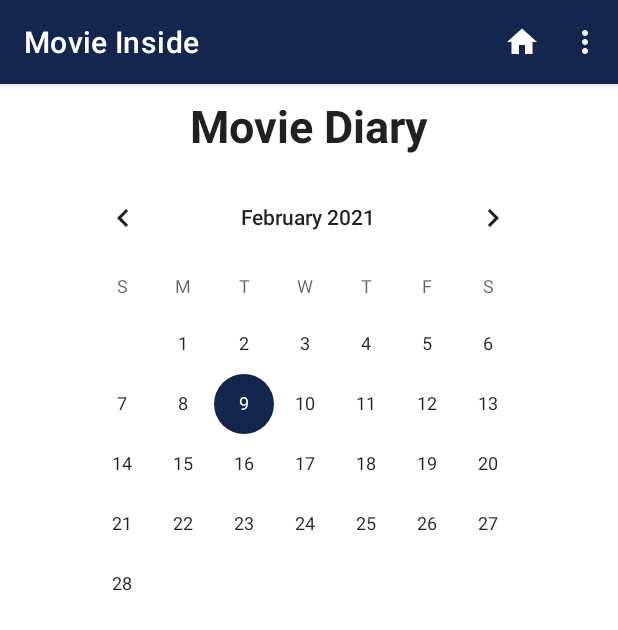
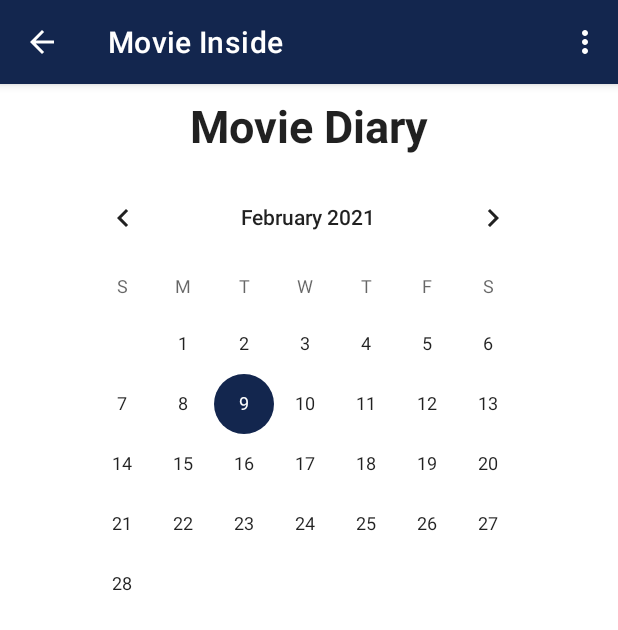
Before and after one commit to su0su/MovieInside, an Android app: the CalenderActivity screen opened directly, with no data from a screen before it, on a phone screen of 412 x 824 dp. Shown: the top 630 px of the screen. Run offline under Robolectric (Android 15) with nearby library versions, the phone set to English and light mode, and no system bars; pictures from the network do not load.

Commit message:
뒤로가기 버튼, 주석

```diff
--- a/app/src/main/AndroidManifest.xml
+++ b/app/src/main/AndroidManifest.xml
@@ -10,7 +10,8 @@
         android:roundIcon="@mipmap/ic_launcher_round"
         android:supportsRtl="true"
         android:theme="@style/Theme.MyApplication">
-        <activity android:name=".CalenderActivity"/>
+        <activity android:name=".CalenderActivity"
+            android:parentActivityName=".MainActivity"/>
         <activity android:name=".MainActivity">
             <intent-filter>
                 <action android:name="android.intent.action.MAIN" />
--- a/app/src/main/java/com/example/myapplication/CalenderActivity.kt
+++ b/app/src/main/java/com/example/myapplication/CalenderActivity.kt
@@ -34,7 +34,6 @@ class CalenderActivity : MainActivity() {
         setContentView(R.layout.calender)
         setTitle("Movie Inside")
 
-        //캘린더 페이지
         calendarView = findViewById(R.id.calendarView)
         diaryTextView = findViewById(R.id.diaryTextView)
         save_Btn = findViewById(R.id.save_Btn)
--- a/app/src/main/java/com/example/myapplication/MainActivity.kt
+++ b/app/src/main/java/com/example/myapplication/MainActivity.kt
@@ -93,9 +93,6 @@ open class MainActivity : AppCompatActivity() {
 
     override fun onOptionsItemSelected(item: MenuItem): Boolean {
         when (item?.itemId) {
-            R.id.action_home -> {
-                webView.loadUrl(R.layout.activity_main.toString())
-            }
             R.id.action_lotte -> {
                 val i = Intent(Intent.ACTION_VIEW)
                 i.data = Uri.parse("https://www.lottecinema.co.kr/NLCHS")
--- a/app/src/main/res/layout/item_raw.xml
+++ b/app/src/main/res/layout/item_raw.xml
@@ -38,8 +38,8 @@
 
     <TextView
         android:id="@+id/textView_director"
-        android:layout_width="85dp"
-        android:layout_height="24dp"
+        android:layout_width="192dp"
+        android:layout_height="71dp"
         android:layout_marginStart="16dp"
         android:layout_marginTop="16dp"
         android:text="TextView"
--- a/app/src/main/res/menu/main.xml
+++ b/app/src/main/res/menu/main.xml
@@ -11,9 +11,4 @@
     <item
         android:id="@+id/action_megabox"
         android:title="메가박스" />
-    <item
-        android:id="@+id/action_home"
-        android:icon="@drawable/ic_baseline_home_24"
-        android:title="home"
-        app:showAsAction="ifRoom" />
 </menu>
```
